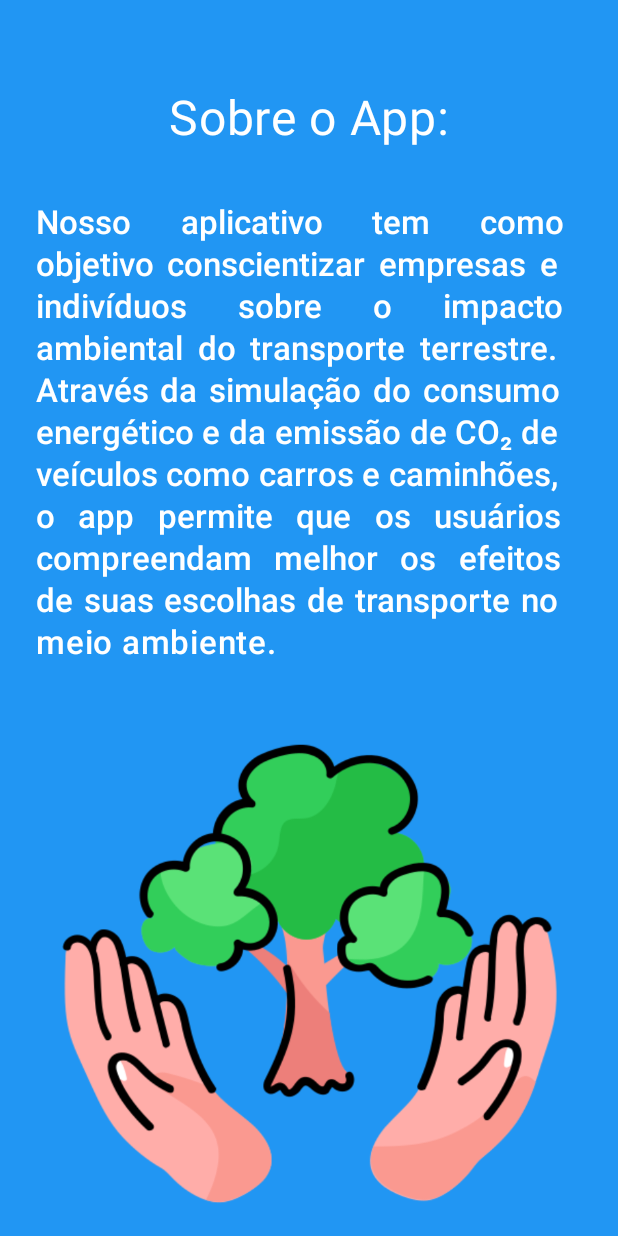
After one commit to LeonardoGuidorizzi/EcoImpact-prjct, an Android app built with Jetpack Compose: the composable InfoScreen shown on its own in the app's theme, on a phone screen of 412 x 824 dp. The commit adds this screen. Run offline under Robolectric (Android 15) with nearby library versions, the phone set to English and light mode, and no system bars.

Commit message:
Tela info adicionada

```diff
--- a/app/src/main/java/br/dev/leonardo/ecoimpact_prjct/screens/HomeScreen.kt
+++ b/app/src/main/java/br/dev/leonardo/ecoimpact_prjct/screens/HomeScreen.kt
@@ -66,7 +66,7 @@ fun HomeScreen (modifier: Modifier = Modifier){
                 modifier = Modifier.padding(top = 60.dp)
                     .width(200.dp).height(70.dp)
             ) {
-                Text("Começar",
+                Text("Próximo",
                     fontSize = 30.sp,
                 )
 
--- /dev/null
+++ b/app/src/main/java/br/dev/leonardo/ecoimpact_prjct/screens/InfoScreen.kt
@@ -0,0 +1,95 @@
+package br.dev.leonardo.ecoimpact_prjct.screens
+
+import androidx.compose.foundation.Image
+import androidx.compose.foundation.background
+import androidx.compose.foundation.layout.Arrangement
+import androidx.compose.foundation.layout.Box
+import androidx.compose.foundation.layout.Column
+import androidx.compose.foundation.layout.Row
+import androidx.compose.foundation.layout.Spacer
+import androidx.compose.foundation.layout.fillMaxSize
+import androidx.compose.foundation.layout.fillMaxWidth
+import androidx.compose.foundation.layout.height
+import androidx.compose.foundation.layout.padding
+import androidx.compose.foundation.layout.width
+import androidx.compose.material3.Button
+import androidx.compose.material3.ButtonDefaults
+import androidx.compose.material3.Text
+import androidx.compose.runtime.Composable
+import androidx.compose.ui.Alignment
+import androidx.compose.ui.Modifier
+import androidx.compose.ui.graphics.Color
+import androidx.compose.ui.res.painterResource
+import androidx.compose.ui.text.font.FontWeight
+import androidx.compose.ui.text.style.TextAlign
+import androidx.compose.ui.tooling.preview.Preview
+import androidx.compose.ui.unit.dp
+import androidx.compose.ui.unit.sp
+import br.dev.leonardo.ecoimpact_prjct.R
+
+@Composable
+fun InfoScreen(modifier: Modifier = Modifier) {
+    Box(
+        modifier = Modifier
+            .fillMaxSize()
+            .background(color = Color(0xFF2196F3))
+    ) {
+        Column(
+            modifier = Modifier.fillMaxSize(),
+            horizontalAlignment = Alignment.CenterHorizontally
+        ) {
+            Text(
+                "Sobre o App:",
+                fontSize = 32.sp,
+                color = Color.White,
+                modifier = Modifier.padding(top = 60.dp)
+            )
+
+            Spacer(modifier = modifier.height(20.dp))
+
+            Text(
+                text = "Nosso aplicativo tem como objetivo conscientizar empresas " +
+                        "e indivíduos sobre o impacto ambiental do transporte " +
+                        "terrestre. Através da simulação do consumo energético e " +
+                        "da emissão de CO₂ de veículos como carros e caminhões, " +
+                        "o app permite que os usuários compreendam melhor os " +
+                        "efeitos de suas escolhas de transporte no meio ambiente.",
+                fontSize = 22.sp,
+                fontWeight = FontWeight.SemiBold,
+                color = Color.White,
+                textAlign = TextAlign.Justify,
+                lineHeight = 28.sp,
+                letterSpacing = 0.5.sp,
+                modifier = Modifier
+                    .padding(horizontal = 24.dp, vertical = 16.dp)
+            )
+
+            Spacer(modifier = modifier.height(15.dp))
+
+            Image(painter = painterResource(R.drawable.saveplants),
+                contentDescription = "",
+            )
+
+            Button(onClick = {},
+                colors = ButtonDefaults.buttonColors(
+                    containerColor = Color(0xFF32BB37)
+                ),
+                modifier = Modifier.padding(top = 30.dp)
+                    .width(200.dp).height(70.dp)
+            ) {
+                Text("Começar",
+                    fontSize = 30.sp,
+                )
+
+            }
+
+        }
+    }
+}
+
+
+@Preview(showSystemUi = true)
+@Composable
+private fun InfoScreenPreview() {
+    InfoScreen()
+}
```
